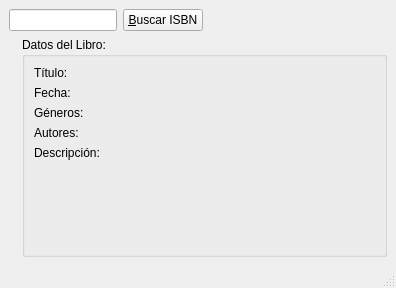
First picture: the form in google_books/gui/interface.ui, repository chrmorais/aranduka, before the edit.
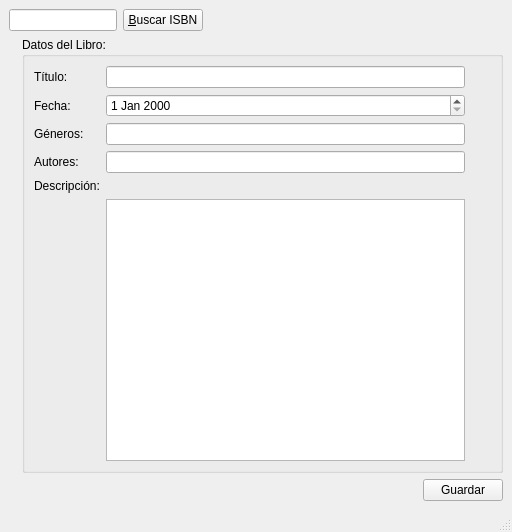
Second picture: the form after the edit. Icons and pictures are not drawn.

Commit message: Cambio de controles (label) por textbox, date, etc

Diff of the .ui file:
```diff
--- a/google_books/gui/interface.ui
+++ b/google_books/gui/interface.ui
@@ -6,16 +6,16 @@
    <rect>
     <x>0</x>
     <y>0</y>
-    <width>396</width>
-    <height>288</height>
+    <width>512</width>
+    <height>532</height>
    </rect>
   </property>
   <property name="windowTitle">
    <string>Buscar en GoogleBooks por ISBN</string>
   </property>
   <widget class="QWidget" name="centralwidget">
-   <layout class="QVBoxLayout" name="verticalLayout_2" stretch="0,1">
-    <item>
+   <layout class="QGridLayout" name="gridLayout_2">
+    <item row="0" column="0">
      <layout class="QHBoxLayout" name="horizontalLayout_2" stretch="0,0,1">
       <item>
        <widget class="QLineEdit" name="isbnEdit">
@@ -46,8 +46,8 @@
       </item>
      </layout>
     </item>
-    <item>
-     <layout class="QHBoxLayout" name="horizontalLayout_3" stretch="0,1">
+    <item row="1" column="0" colspan="2">
+     <layout class="QHBoxLayout" name="horizontalLayout_3" stretch="0,0">
       <item>
        <widget class="QLabel" name="tapaLibro">
         <property name="text">
@@ -66,7 +66,7 @@
         <property name="flat">
          <bool>false</bool>
         </property>
-        <layout class="QGridLayout" name="gridLayout" columnstretch="0,1">
+        <layout class="QGridLayout" name="gridLayout" columnstretch="0,0,0,0,0,0,0,0,0,0">
          <item row="0" column="0">
           <widget class="QLabel" name="label">
            <property name="text">
@@ -74,13 +74,6 @@
            </property>
           </widget>
          </item>
-         <item row="0" column="1">
-          <widget class="QLabel" name="tituloLibro">
-           <property name="text">
-            <string/>
-           </property>
-          </widget>
-         </item>
          <item row="1" column="0">
           <widget class="QLabel" name="label_2">
            <property name="text">
@@ -88,7 +81,7 @@
            </property>
           </widget>
          </item>
-         <item row="1" column="1">
+         <item row="1" column="9">
           <widget class="QLabel" name="fechaLibro">
            <property name="text">
             <string/>
@@ -102,13 +95,6 @@
            </property>
           </widget>
          </item>
-         <item row="2" column="1">
-          <widget class="QLabel" name="generosLibro">
-           <property name="text">
-            <string/>
-           </property>
-          </widget>
-         </item>
          <item row="3" column="0">
           <widget class="QLabel" name="label_4">
            <property name="text">
@@ -116,13 +102,6 @@
            </property>
           </widget>
          </item>
-         <item row="3" column="1">
-          <widget class="QLabel" name="autoresLibro">
-           <property name="text">
-            <string/>
-           </property>
-          </widget>
-         </item>
          <item row="4" column="0">
           <widget class="QLabel" name="label_5">
            <property name="text">
@@ -133,23 +112,7 @@
            </property>
           </widget>
          </item>
-         <item row="4" column="1">
-          <widget class="QLabel" name="descripcionLibro">
-           <property name="text">
-            <string/>
-           </property>
-           <property name="textFormat">
-            <enum>Qt::RichText</enum>
-           </property>
-           <property name="alignment">
-            <set>Qt::AlignLeading|Qt::AlignLeft|Qt::AlignTop</set>
-           </property>
-           <property name="wordWrap">
-            <bool>true</bool>
-           </property>
-          </widget>
-         </item>
-         <item row="5" column="1">
+         <item row="6" column="8" colspan="2">
           <spacer name="verticalSpacer">
            <property name="orientation">
             <enum>Qt::Vertical</enum>
@@ -162,11 +125,37 @@
            </property>
           </spacer>
          </item>
+         <item row="1" column="2">
+          <widget class="QDateEdit" name="dte_1"/>
+         </item>
+         <item row="0" column="2">
+          <widget class="QLineEdit" name="txt_1"/>
+         </item>
+         <item row="2" column="2">
+          <widget class="QLineEdit" name="txt_2"/>
+         </item>
+         <item row="3" column="2">
+          <widget class="QLineEdit" name="txt_3"/>
+         </item>
+         <item row="6" column="2">
+          <widget class="QPlainTextEdit" name="txp_1">
+           <property name="plainText">
+            <string/>
+           </property>
+          </widget>
+         </item>
         </layout>
        </widget>
       </item>
      </layout>
     </item>
+    <item row="2" column="1">
+     <widget class="QPushButton" name="grabarBoton">
+      <property name="text">
+       <string>Guardar</string>
+      </property>
+     </widget>
+    </item>
    </layout>
   </widget>
   <widget class="QMenuBar" name="menubar">
```
Left out of the diff: 4 changed lines with no effect on the pictures. The commit also changes 6 other files.
